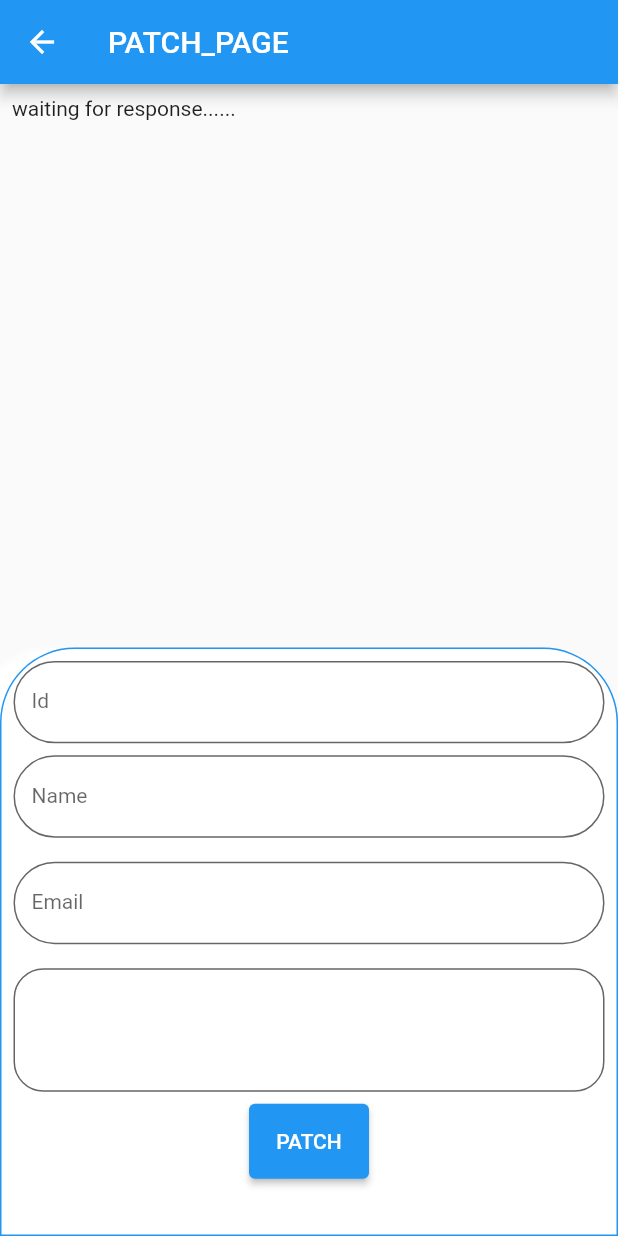
After one commit to ilham-zukri/consume_api, a Flutter app: the screen it shows after launch, after a tap on "PATCH", on a phone screen of 412 x 824 dp. The commit adds this screen. Run offline on Flutter 3.47's test engine with Material 2 defaults, Android fonts, the phone set to English and light mode, and no system bars; our stand-ins replace dio; Roboto replaces fonts that are missing (Poppins).

Commit message:
Adding PATCH Method

```diff
--- a/lib/main_page.dart
+++ b/lib/main_page.dart
@@ -1,4 +1,5 @@
 import 'package:consume_api/get_page.dart';
+import 'package:consume_api/patch_page.dart';
 import 'package:consume_api/post_page.dart';
 import 'package:flutter/material.dart';
 
@@ -65,8 +66,12 @@ class _MainPageState extends State<MainPage> {
                 width: width,
                 margin: EdgeInsets.only(top: 8),
                 child: ElevatedButton(
-                  onPressed: () {},
-                  child: Text('UPDATE'),
+                  onPressed: () {
+                    Navigator.push(context, MaterialPageRoute(builder: (context) {
+                      return const PatchPage();
+                    },));
+                  },
+                  child: Text('PATCH'),
                 ),
               ),
               Container(
@@ -78,6 +83,15 @@ class _MainPageState extends State<MainPage> {
                   child: Text('DELETE'),
                 ),
               ),
+              Container(
+                height: height / 10,
+                width: width,
+                margin: EdgeInsets.only(top: 8),
+                child: ElevatedButton(
+                  onPressed: () {},
+                  child: Text('PUT'),
+                ),
+              ),
             ],
           ),
         ),
--- /dev/null
+++ b/lib/patch_page.dart
@@ -0,0 +1,181 @@
+import 'package:consume_api/comment.dart';
+import 'package:consume_api/services.dart';
+import 'package:flutter/material.dart';
+import 'comment_card.dart';
+
+class PatchPage extends StatefulWidget {
+  const PatchPage({Key? key}) : super(key: key);
+
+  @override
+  State<PatchPage> createState() => _PatchPageState();
+}
+
+class _PatchPageState extends State<PatchPage> {
+  TextEditingController idController = TextEditingController();
+  TextEditingController nameController = TextEditingController();
+  TextEditingController emailController = TextEditingController();
+  TextEditingController bodyController = TextEditingController();
+  Comment? comment;
+
+  void clearInput() {
+    idController.clear();
+    nameController.clear();
+    emailController.clear();
+    bodyController.clear();
+  }
+
+  @override
+  Widget build(BuildContext context) {
+    var size = MediaQuery.of(context).size;
+    var height = size.height;
+    return Scaffold(
+      appBar: AppBar(
+        title: Text('PATCH_PAGE'),
+      ),
+      body: Stack(
+        children: [
+          Padding(
+            padding: EdgeInsets.all(8.0),
+            child: (comment != null)
+                ? CommentCard(comment: comment!)
+                : const Text('waiting for response......'),
+          ),
+          Column(
+            mainAxisAlignment: MainAxisAlignment.end,
+            children: [
+              Container(
+                height: height / 2.1,
+                decoration: BoxDecoration(
+                  color: Colors.white,
+                  boxShadow: [
+                    BoxShadow(color: Colors.grey.withOpacity(0.3)),
+                    BoxShadow(
+                        color: Colors.white.withOpacity(1),
+                        spreadRadius: -2,
+                        offset: const Offset(-20, 0),
+                        blurRadius: 3),
+                  ],
+                  border: Border.all(color: Colors.blue),
+                  borderRadius: const BorderRadius.only(
+                    topRight: Radius.circular(50),
+                    topLeft: Radius.circular(50),
+                  ),
+                ),
+                child: Padding(
+                  padding: const EdgeInsets.all(8.0),
+                  child: Column(
+                    children: [
+                      SizedBox(
+                        height: height / 15,
+                        child: TextField(
+                          controller: idController,
+                          textAlign: TextAlign.center,
+                          decoration: InputDecoration(
+                            filled: true,
+                            fillColor: Colors.white,
+                            border: OutlineInputBorder(
+                              borderRadius: BorderRadius.circular(50),
+                            ),
+                            labelText: 'Id',
+                            labelStyle: const TextStyle(
+                              fontFamily: 'Poppins',
+                              fontSize: 14,
+                            ),
+                          ),
+                          onChanged: (content) async{
+                            Comment? result = await Services.getById(int.parse(idController.text));
+                            if(result != null){
+                              setState(() {
+                                comment = result;
+                              });
+                            }
+                          },
+                        ),
+                      ),
+                      Container(
+                        height: height / 15,
+                        margin: EdgeInsets.only(top: 8, bottom: 8),
+                        child: TextField(
+                          controller: nameController,
+                          decoration: InputDecoration(
+                              filled: true,
+                              fillColor: Colors.white,
+                              border: OutlineInputBorder(
+                                  borderRadius: BorderRadius.circular(50)),
+                              labelText: 'Name',
+                              labelStyle: const TextStyle(
+                                  fontFamily: 'Poppins', fontSize: 14)),
+                        ),
+                      ),
+                      Container(
+                        height: height / 15,
+                        margin: EdgeInsets.only(top: 8, bottom: 8),
+                        child: TextField(
+                          controller: emailController,
+                          decoration: InputDecoration(
+                              filled: true,
+                              fillColor: Colors.white,
+                              border: OutlineInputBorder(
+                                  borderRadius: BorderRadius.circular(50)),
+                              labelText: 'Email',
+                              labelStyle: const TextStyle(
+                                  fontFamily: 'Poppins', fontSize: 14)),
+                        ),
+                      ),
+                      Container(
+                        height: height / 10,
+                        margin: EdgeInsets.only(top: 8, bottom: 8),
+                        child: TextField(
+                          maxLines: 200,
+                          keyboardType: TextInputType.multiline,
+                          controller: bodyController,
+                          decoration: InputDecoration(
+                            contentPadding: EdgeInsets.all(15),
+                            filled: true,
+                            fillColor: Colors.white,
+                            border: OutlineInputBorder(
+                                borderRadius: BorderRadius.circular(20)),
+                          ),
+                        ),
+                      ),
+                      SizedBox(
+                        width: 80,
+                        height: 50,
+                        child: ElevatedButton(
+                          onPressed: () async {
+                            var result;
+                            if (nameController.text.isNotEmpty) {
+                              result = await Services.patchComment(
+                                  int.parse(idController.text),
+                                  name: nameController.text.toString());
+                            } else if (emailController.text.isNotEmpty) {
+                              result = await Services.patchComment(
+                                  int.parse(idController.text),
+                                  email: emailController.text.toString());
+                            } else if (bodyController.text.isNotEmpty) {
+                              result = await Services.patchComment(
+                                  int.parse(idController.text),
+                                  body: bodyController.text.toString()) ;
+                            }
+
+                            if (result != null) {
+                              setState(() {
+                                comment = result ;
+                                clearInput();
+                              });
+                            }
+                          },
+                          child: Text('PATCH'),
+                        ),
+                      ),
+                    ],
+                  ),
+                ),
+              )
+            ],
+          )
+        ],
+      ),
+    );
+  }
+}
--- a/lib/services.dart
+++ b/lib/services.dart
@@ -1,34 +1,70 @@
 import 'comment.dart';
 import 'package:dio/dio.dart';
+
 abstract class Services {
-  static const String path ="https://jsonplaceholder.typicode.com/comments/";
+  static const String path = "https://jsonplaceholder.typicode.com/comments/";
+
   static Future<Comment?> getById(int id) async {
-    try{
-      var response = await Dio().get(path+id.toString());
-      if(response.statusCode == 200){
-        return Comment(id: response.data['id'], name: response.data['name'], email: response.data['email'], body: response.data['body']);
+    try {
+      var response = await Dio().get(path + id.toString());
+      if (response.statusCode == 200) {
+        return Comment(
+            id: response.data['id'],
+            name: response.data['name'],
+            email: response.data['email'],
+            body: response.data['body']);
       }
       return null;
-    }
-    catch(e){
+    } catch (e) {
       throw Exception(e.toString());
     }
   }
+
   static Future<Comment?> createComment(
       int postId, String name, String email, String body) async {
-    try{
-      var response = await Dio().post(path, data: {
-        'postId':postId,
-        'name':name,
-        'email':email,
-        'body':body
-      });
-      if(response.statusCode == 201){
-        return Comment(id: response.data['id'], name: response.data['name'], email: response.data['email'], body: response.data['body'],postId: response.data['postId']);
+    try {
+      var response = await Dio().post(path,
+          data: {'postId': postId, 'name': name, 'email': email, 'body': body});
+      if (response.statusCode == 201) {
+        return Comment(
+            id: response.data['id'],
+            name: response.data['name'],
+            email: response.data['email'],
+            body: response.data['body'],
+            postId: response.data['postId']);
       }
       return null;
+    } catch (e) {
+      throw Exception(e.toString());
     }
-    catch(e){
+  }
+
+  static Future<Comment?> patchComment(int id,
+      {String? name, String? email, String? body}) async {
+    try {
+      var response;
+      if (name != null) {
+        response = await Dio().patch(path+id.toString(), data: {
+          'name': name,
+        });
+      } else if (email != null) {
+        response = await Dio().patch(path+id.toString(), data: {
+          'email': email,
+        });
+      } else if (body != null) {
+        response = await Dio().patch(path+id.toString(), data: {
+          'body': body,
+        });
+      }
+      if (response.statusCode == 200) {
+        return Comment(
+            id: response.data['id'],
+            name: response.data['name'],
+            email: response.data['email'],
+            body: response.data['body']);
+      }
+      return null;
+    } catch (e) {
       throw Exception(e.toString());
     }
   }
```
